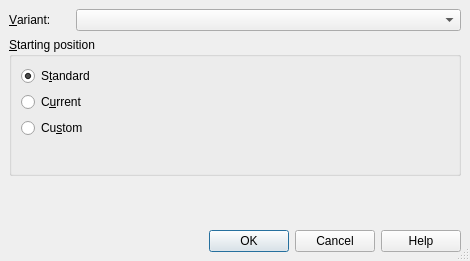
First picture: the form in src/ui/newgamedialog.ui, repository ruphy/tagua, before the edit.
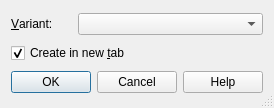
Second picture: the form after the edit.

Commit message: Simplified NewGame dialog and added option for not creating a new tab.

The edit to the form file:
```diff
--- a/src/ui/newgamedialog.ui
+++ b/src/ui/newgamedialog.ui
@@ -5,8 +5,8 @@
    <rect>
     <x>0</x>
     <y>0</y>
-    <width>470</width>
-    <height>261</height>
+    <width>263</width>
+    <height>108</height>
    </rect>
   </property>
   <property name="windowTitle" >
@@ -16,12 +16,6 @@
    <bool>true</bool>
   </property>
   <layout class="QVBoxLayout" >
-   <property name="margin" >
-    <number>9</number>
-   </property>
-   <property name="spacing" >
-    <number>6</number>
-   </property>
    <item>
     <layout class="QHBoxLayout" >
      <property name="margin" >
@@ -56,9 +50,7 @@
      <item>
       <widget class="QComboBox" name="cmbVariant" >
        <property name="sizePolicy" >
-        <sizepolicy>
-         <hsizetype>7</hsizetype>
-         <vsizetype>0</vsizetype>
+        <sizepolicy vsizetype="Fixed" hsizetype="Expanding" >
          <horstretch>1</horstretch>
          <verstretch>0</verstretch>
         </sizepolicy>
@@ -68,110 +60,15 @@
     </layout>
    </item>
    <item>
-    <widget class="QGroupBox" name="groupBox" >
-     <property name="title" >
-      <string>&amp;Starting position</string>
+    <widget class="QCheckBox" name="m_new_tab" >
+     <property name="text" >
+      <string>Create in new &amp;tab</string>
      </property>
-     <layout class="QVBoxLayout" >
-      <property name="margin" >
-       <number>9</number>
-      </property>
-      <property name="spacing" >
-       <number>6</number>
-      </property>
-      <item>
-       <widget class="QRadioButton" name="rdStandard" >
-        <property name="enabled" >
-         <bool>true</bool>
-        </property>
-        <property name="text" >
-         <string>S&amp;tandard</string>
-        </property>
-        <property name="shortcut" >
-         <string>Alt+T</string>
-        </property>
-        <property name="checked" >
-         <bool>true</bool>
-        </property>
-       </widget>
-      </item>
-      <item>
-       <widget class="QRadioButton" name="rdCurrent" >
-        <property name="enabled" >
-         <bool>true</bool>
-        </property>
-        <property name="text" >
-         <string>C&amp;urrent</string>
-        </property>
-        <property name="shortcut" >
-         <string>Alt+U</string>
-        </property>
-       </widget>
-      </item>
-      <item>
-       <widget class="QRadioButton" name="rdCustom" >
-        <property name="text" >
-         <string>Cu&amp;stom</string>
-        </property>
-       </widget>
-      </item>
-      <item>
-       <layout class="QHBoxLayout" >
-        <property name="margin" >
-         <number>0</number>
-        </property>
-        <property name="spacing" >
-         <number>6</number>
-        </property>
-        <item>
-         <spacer>
-          <property name="orientation" >
-           <enum>Qt::Horizontal</enum>
-          </property>
-          <property name="sizeType" >
-           <enum>QSizePolicy::Minimum</enum>
-          </property>
-          <property name="sizeHint" >
-           <size>
-            <width>21</width>
-            <height>20</height>
-           </size>
-          </property>
-         </spacer>
-        </item>
-        <item>
-         <widget class="QWidget" native="1" name="widgetCustom" >
-          <property name="enabled" >
-           <bool>false</bool>
-          </property>
-          <property name="sizePolicy" >
-           <sizepolicy>
-            <hsizetype>7</hsizetype>
-            <vsizetype>5</vsizetype>
-            <horstretch>0</horstretch>
-            <verstretch>0</verstretch>
-           </sizepolicy>
-          </property>
-         </widget>
-        </item>
-       </layout>
-      </item>
-     </layout>
+     <property name="checked" >
+      <bool>true</bool>
+     </property>
     </widget>
    </item>
-   <item>
-    <spacer>
-     <property name="orientation" >
-      <enum>Qt::Vertical</enum>
-     </property>
-     <property name="sizeHint" >
-      <size>
-       <width>452</width>
-       <height>61</height>
-      </size>
-     </property>
-    </spacer>
-   </item>
    <item>
     <widget class="QDialogButtonBox" name="buttonBox" >
      <property name="orientation" >
```
Left out of the diff: 35 changed lines with no effect on the pictures. The commit also changes 4 other files.
